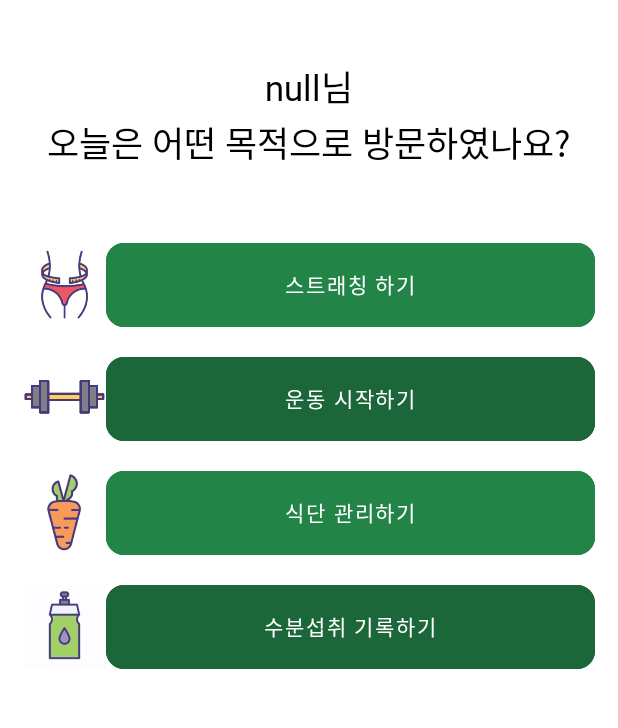
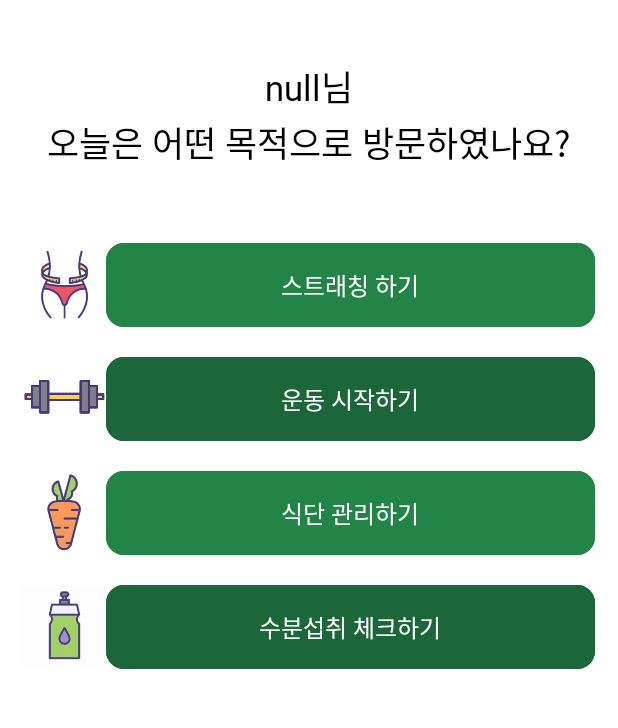
Before and after one commit to Moblie-Programming-5-Health-Hub/HealthHub-AOS, an Android app: the HomeActivity screen opened directly, with no data from a screen before it, on a phone screen of 412 x 824 dp, the part 300-1028 px from its top. Run offline under Robolectric (Android 15) with nearby library versions, the phone set to English and light mode, and no system bars; our stand-ins replace data binding; 6 statements that could not run were skipped.

Commit message:
[mod] string 추출, 글씨체 반영

```diff
--- a/app/src/main/res/layout/activity_home.xml
+++ b/app/src/main/res/layout/activity_home.xml
@@ -9,7 +9,6 @@
         android:layout_width="match_parent"
         android:layout_height="match_parent">
 
-        <!-- 환영 메시지 -->
         <ImageView
             android:id="@+id/iv_center_icon"
             android:layout_width="100dp"
@@ -17,11 +16,11 @@
             android:layout_centerHorizontal="true"
             android:layout_marginTop="100dp"
             android:layout_marginBottom="100dp"
+            android:contentDescription="Logo"
+            android:src="@drawable/logo"
+            app:layout_constraintEnd_toEndOf="parent"
             app:layout_constraintStart_toStartOf="parent"
-            app:layout_constraintEnd_toEndOf="parent"
-            app:layout_constraintTop_toTopOf="parent"
-            android:contentDescription="Logo"
-            android:src="@drawable/logo" />
+            app:layout_constraintTop_toTopOf="parent" />
 
         <TextView
             android:id="@+id/tv_welcomeMessage"
@@ -30,28 +29,28 @@
             android:layout_centerHorizontal="true"
             android:layout_marginTop="40dp"
             android:layout_marginBottom="40dp"
-            android:textAppearance="@style/TextAppearance.Title1"
-            app:layout_constraintTop_toBottomOf="@id/iv_center_icon"
             android:gravity="center"
             android:lineSpacingExtra="7dp"
             android:text="안녕하세요 홍길동님!\n오늘은 어떤 목적으로 오셨나요?"
+            android:textAppearance="@style/TextAppearance.Title1"
+            android:textColor="@android:color/black"
+            android:textSize="23sp"
+            app:layout_constraintEnd_toEndOf="parent"
             app:layout_constraintStart_toStartOf="parent"
-            app:layout_constraintEnd_toEndOf="parent"
-            android:textColor="@android:color/black"
-            android:textSize="23sp" />
+            app:layout_constraintTop_toBottomOf="@id/iv_center_icon" />
 
         <!-- 버튼 1 -->
         <LinearLayout
             android:id="@+id/layout_button_1"
-            android:layout_marginTop="50dp"
             android:layout_width="match_parent"
             android:layout_height="wrap_content"
+            android:layout_marginLeft="15dp"
+            android:layout_marginTop="50dp"
+            android:layout_marginRight="15dp"
+            android:orientation="horizontal"
+            app:layout_constraintEnd_toEndOf="parent"
             app:layout_constraintStart_toStartOf="parent"
-            app:layout_constraintEnd_toEndOf="parent"
-            app:layout_constraintTop_toBottomOf="@id/tv_welcomeMessage"
-            android:layout_marginLeft="15dp"
-            android:layout_marginRight="15dp"
-            android:orientation="horizontal">
+            app:layout_constraintTop_toBottomOf="@id/tv_welcomeMessage">
 
             <ImageView
                 android:layout_width="55dp"
@@ -65,7 +64,8 @@
                 android:layout_width="match_parent"
                 android:layout_height="56dp"
                 android:backgroundTint="@color/main_3"
-                android:text="스트래칭 하기" />
+                android:text="@string/home_streching"
+                android:textAppearance="@style/TextAppearance.BodyB1" />
         </LinearLayout>
 
         <!-- 버튼 2 -->
@@ -73,13 +73,13 @@
             android:id="@+id/layout_button_2"
             android:layout_width="match_parent"
             android:layout_height="wrap_content"
+            android:layout_marginLeft="15dp"
+            android:layout_marginTop="20dp"
+            android:layout_marginRight="15dp"
+            android:orientation="horizontal"
+            app:layout_constraintEnd_toEndOf="parent"
             app:layout_constraintStart_toStartOf="parent"
-            app:layout_constraintEnd_toEndOf="parent"
-            app:layout_constraintTop_toBottomOf="@id/layout_button_1"
-            android:layout_marginLeft="15dp"
-            android:layout_marginRight="15dp"
-            android:layout_marginTop="20dp"
-            android:orientation="horizontal">
+            app:layout_constraintTop_toBottomOf="@id/layout_button_1">
 
             <ImageView
                 android:layout_width="55dp"
@@ -93,7 +93,8 @@
                 android:layout_width="match_parent"
                 android:layout_height="56dp"
                 android:backgroundTint="@color/main_2"
-                android:text="운동 시작하기" />
+                android:text="@string/home_exercise"
+                android:textAppearance="@style/TextAppearance.BodyB1" />
         </LinearLayout>
 
         <!-- 버튼 3 -->
@@ -101,13 +102,13 @@
             android:id="@+id/layout_button_3"
             android:layout_width="match_parent"
             android:layout_height="wrap_content"
+            android:layout_marginLeft="15dp"
+            android:layout_marginTop="20dp"
+            android:layout_marginRight="15dp"
+            android:orientation="horizontal"
+            app:layout_constraintEnd_toEndOf="parent"
             app:layout_constraintStart_toStartOf="parent"
-            app:layout_constraintEnd_toEndOf="parent"
-            app:layout_constraintTop_toBottomOf="@id/layout_button_2"
-            android:layout_marginLeft="15dp"
-            android:layout_marginRight="15dp"
-            android:layout_marginTop="20dp"
-            android:orientation="horizontal">
+            app:layout_constraintTop_toBottomOf="@id/layout_button_2">
 
             <ImageView
                 android:layout_width="55dp"
@@ -121,7 +122,8 @@
                 android:layout_width="match_parent"
                 android:layout_height="56dp"
                 android:backgroundTint="@color/main_3"
-                android:text="식단 관리하기" />
+                android:text="@string/home_food"
+                android:textAppearance="@style/TextAppearance.BodyB1" />
         </LinearLayout>
 
         <!-- 버튼 4 -->
@@ -129,13 +131,13 @@
             android:id="@+id/layout_button_4"
             android:layout_width="match_parent"
             android:layout_height="wrap_content"
+            android:layout_marginLeft="15dp"
+            android:layout_marginTop="20dp"
+            android:layout_marginRight="15dp"
+            android:orientation="horizontal"
+            app:layout_constraintEnd_toEndOf="parent"
             app:layout_constraintStart_toStartOf="parent"
-            app:layout_constraintEnd_toEndOf="parent"
-            app:layout_constraintTop_toBottomOf="@id/layout_button_3"
-            android:layout_marginLeft="15dp"
-            android:layout_marginRight="15dp"
-            android:layout_marginTop="20dp"
-            android:orientation="horizontal">
+            app:layout_constraintTop_toBottomOf="@id/layout_button_3">
 
             <ImageView
                 android:layout_width="55dp"
@@ -149,7 +151,8 @@
                 android:layout_width="match_parent"
                 android:layout_height="56dp"
                 android:backgroundTint="@color/main_2"
-                android:text="수분섭취 기록하기" />
+                android:text="@string/home_water"
+                android:textAppearance="@style/TextAppearance.BodyB1" />
         </LinearLayout>
 
     </androidx.constraintlayout.widget.ConstraintLayout>
```
